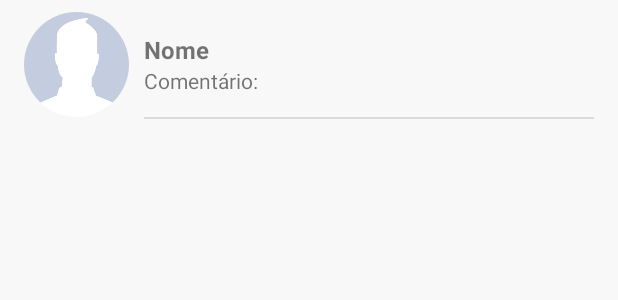
After one commit to davif10/instagram-android-java, an Android app: the layout adapter_comentario.xml on its own in the app's theme, with its tools: preview values and no code run, on a phone screen of 412 x 824 dp. The commit adds this screen. Shown: the top 300 px of the screen. Run offline under Robolectric (Android 15) with nearby library versions, the phone set to English and light mode, and no system bars.

Commit message:
-Exibindo postagem curtida -Criando interface de comentários -Salvando comentários -Recuperando comentários -Corrigindo bugs

```diff
--- a/Instagram/app/src/main/AndroidManifest.xml
+++ b/Instagram/app/src/main/AndroidManifest.xml
@@ -18,7 +18,8 @@
         android:roundIcon="@mipmap/ic_launcher_round"
         android:supportsRtl="true"
         android:theme="@style/Theme.Instagram">
-        <activity android:name=".activity.VisualizarPostagemActivity"></activity>
+        <activity android:name=".activity.ComentariosActivity"></activity>
+        <activity android:name=".activity.VisualizarPostagemActivity" />
         <activity android:name=".activity.FiltroActivity" />
         <activity android:name=".activity.PerfilAmigoActivity" />
         <activity
--- /dev/null
+++ b/Instagram/app/src/main/res/layout/adapter_comentario.xml
@@ -0,0 +1,49 @@
+<?xml version="1.0" encoding="utf-8"?>
+<LinearLayout xmlns:android="http://schemas.android.com/apk/res/android"
+    android:layout_width="match_parent"
+    android:layout_height="wrap_content"
+    android:orientation="vertical"
+    android:paddingLeft="16dp"
+    android:paddingTop="8dp"
+    android:paddingRight="16dp"
+    android:paddingBottom="8dp">
+
+    <LinearLayout
+        android:layout_width="match_parent"
+        android:layout_height="wrap_content"
+        android:orientation="horizontal">
+
+        <de.hdodenhof.circleimageview.CircleImageView
+            android:id="@+id/imageFotoComentario"
+            android:layout_width="70dp"
+            android:layout_height="70dp"
+            android:src="@drawable/avatar" />
+
+        <LinearLayout
+            android:layout_width="match_parent"
+            android:layout_height="match_parent"
+            android:layout_marginStart="10dp"
+            android:layout_marginLeft="10dp"
+            android:gravity="center_vertical"
+            android:orientation="vertical">
+
+            <TextView
+                android:id="@+id/textNomeComentario"
+                android:layout_width="match_parent"
+                android:layout_height="wrap_content"
+                android:text="Nome"
+                android:textSize="16sp"
+                android:textStyle="bold" />
+
+            <TextView
+                android:id="@+id/textComentario"
+                android:layout_width="match_parent"
+                android:layout_height="wrap_content"
+                android:text="Comentário:" />
+        </LinearLayout>
+
+    </LinearLayout>
+
+    <include layout="@layout/divisor" />
+
+</LinearLayout>
--- a/Instagram/app/src/main/res/layout/adapter_pesquisa_usuario.xml
+++ b/Instagram/app/src/main/res/layout/adapter_pesquisa_usuario.xml
@@ -29,4 +29,7 @@
             android:paddingLeft="10dp"
             android:text="Nome do Usuário" />
     </LinearLayout>
+
+    <include layout="@layout/divisor"/>
+
 </LinearLayout>
--- /dev/null
+++ b/Instagram/app/src/main/res/layout/divisor.xml
@@ -0,0 +1,7 @@
+<?xml version="1.0" encoding="utf-8"?>
+<ImageView xmlns:android="http://schemas.android.com/apk/res/android"
+     android:layout_width="match_parent"
+    android:layout_height="1dp"
+    android:layout_marginLeft="80dp"
+    android:background="?android:attr/listDivider"
+    android:scaleType="fitXY"/>
```
Also changed, not shown: Instagram/app/src/main/java/com/daviprojetos/instagram/activity/ComentariosActivity.java (added, +133 -0 lines), Instagram/app/src/main/java/com/daviprojetos/instagram/adapter/AdapterComentario.java (added, +60 -0 lines), Instagram/app/src/main/java/com/daviprojetos/instagram/adapter/AdapterFeed.java (+24 -1 lines), Instagram/app/src/main/java/com/daviprojetos/instagram/fragment/PerfilFragment.java (+19 -13 lines), Instagram/app/src/main/java/com/daviprojetos/instagram/model/Comentario.java (added, +82 -0 lines), Instagram/app/src/main/java/com/daviprojetos/instagram/model/PostagemCurtida.java (+11 -0 lines), Instagram/app/src/main/java/com/daviprojetos/instagram/model/Usuario.java (+4 -6 lines), Instagram/app/src/main/res/drawable/background_caixa_comentario.xml (added, +9 -0 lines), Instagram/app/src/main/res/drawable/ic_enviar_cinza_escuro_24.xml (added, +11 -0 lines), Instagram/app/src/main/res/layout/activity_comentarios.xml (added, +53 -0 lines).
